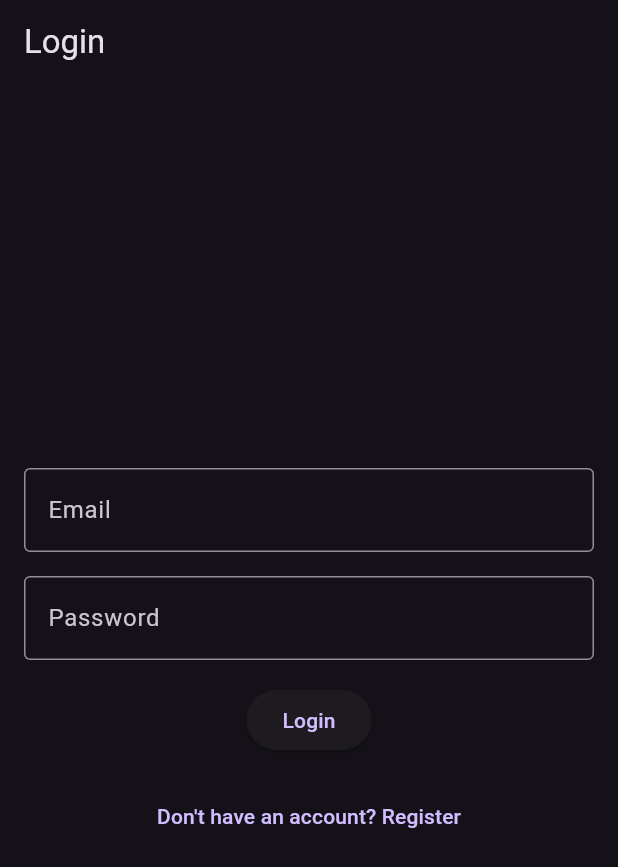
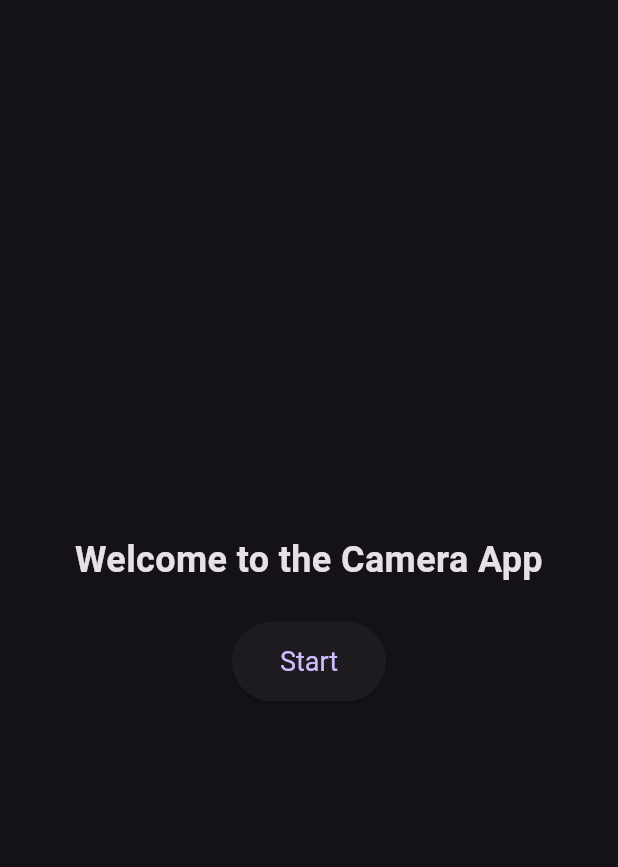
Before and after one commit to lifeisnothathard/project_ict602, a Flutter app: the screen it shows after launch, on a phone screen of 412 x 824 dp. Shown: the top 867 px of the screen. Run offline on Flutter 3.47's test engine with Material 3 defaults, Android fonts, the phone set to English and light mode, and no system bars; our stand-ins replace camera.

Commit message:
cancel login, switch to start button

```diff
--- a/lib/main.dart
+++ b/lib/main.dart
@@ -1,7 +1,6 @@
 import 'package:camera/camera.dart';
 import 'package:flutter/material.dart';
 import 'home_page.dart'; // Import your home_page.dart file
-import 'login.dart'; // Import your login.dart file
 
 List<CameraDescription>? cameras;
 
@@ -19,11 +18,51 @@ class MyApp extends StatelessWidget {
     return MaterialApp(
       debugShowCheckedModeBanner: false,
       theme: ThemeData.dark(),
-      initialRoute: '/login', // Set login as the initial screen
-      routes: {
-        '/login': (context) => const LoginPage(), // Login screen route
-        '/home': (context) => HomePageWrapper(cameras: cameras!), // HomePage route
-      },
+      home: const StartPage(), // Start with the Start Page
+    );
+  }
+}
+
+class StartPage extends StatelessWidget {
+  const StartPage({super.key});
+
+  @override
+  Widget build(BuildContext context) {
+    return Scaffold(
+      body: Center(
+        child: Padding(
+          padding: const EdgeInsets.all(16.0),
+          child: Column(
+            mainAxisAlignment: MainAxisAlignment.center,
+            children: [
+              const Text(
+                "Welcome to the Camera App",
+                style: TextStyle(
+                  fontSize: 24,
+                  fontWeight: FontWeight.bold,
+                ),
+                textAlign: TextAlign.center,
+              ),
+              const SizedBox(height: 24),
+              ElevatedButton(
+                style: ElevatedButton.styleFrom(
+                  padding: const EdgeInsets.symmetric(horizontal: 32, vertical: 16),
+                  textStyle: const TextStyle(fontSize: 18),
+                ),
+                onPressed: () {
+                  Navigator.push(
+                    context,
+                    MaterialPageRoute(
+                      builder: (context) => HomePageWrapper(cameras: cameras!),
+                    ),
+                  );
+                },
+                child: const Text("Start"),
+              ),
+            ],
+          ),
+        ),
+      ),
     );
   }
 }
```
